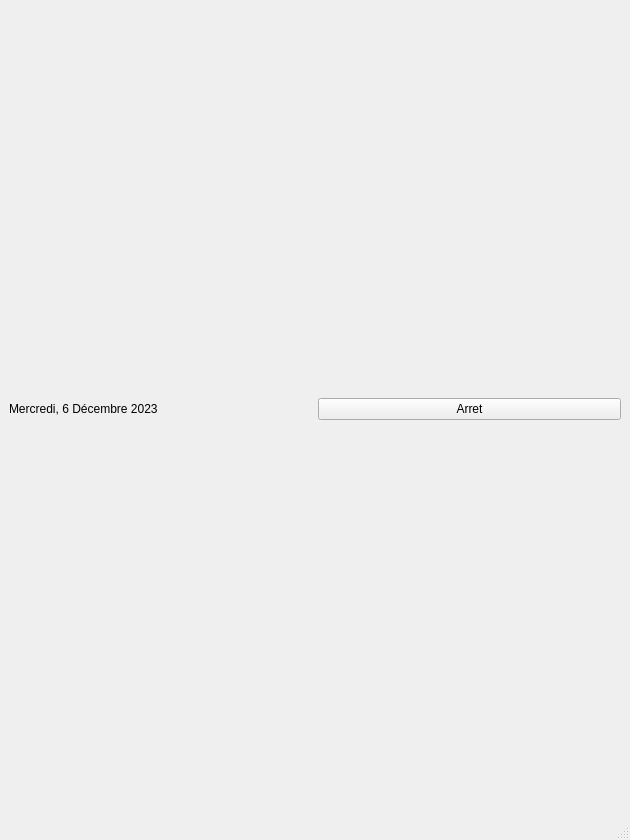
Before: the Qt Designer form mainwindow.ui in Quentin-D31/TP2-QT-IHM, drawn with Qt 5.
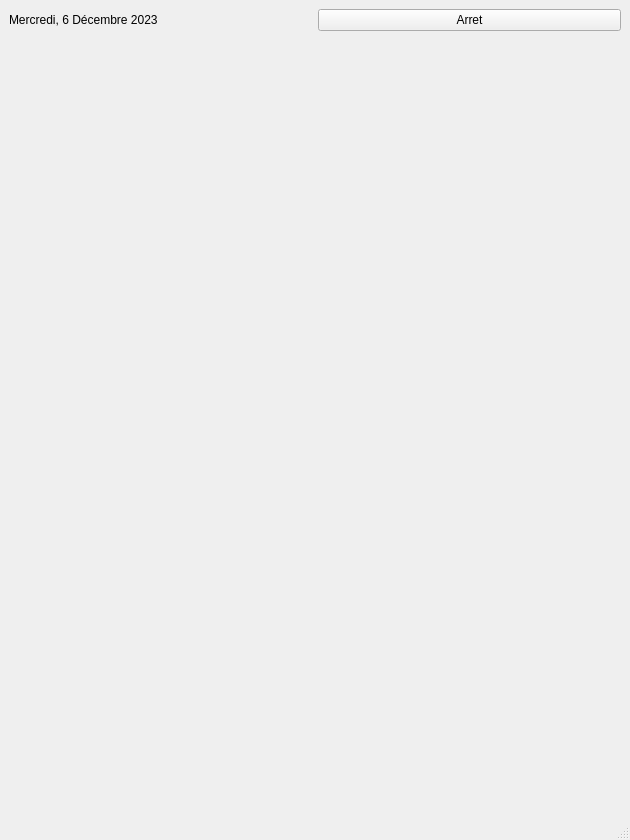
After: the same form once the commit is applied.

Commit message: troisiem comite

Patch:
```diff
--- a/mainwindow.ui
+++ b/mainwindow.ui
@@ -33,6 +33,19 @@
       </item>
      </layout>
     </item>
+    <item>
+     <spacer name="verticalSpacer">
+      <property name="orientation">
+       <enum>Qt::Vertical</enum>
+      </property>
+      <property name="sizeHint" stdset="0">
+       <size>
+        <width>20</width>
+        <height>40</height>
+       </size>
+      </property>
+     </spacer>
+    </item>
    </layout>
   </widget>
   <widget class="QMenuBar" name="menubar">
```
